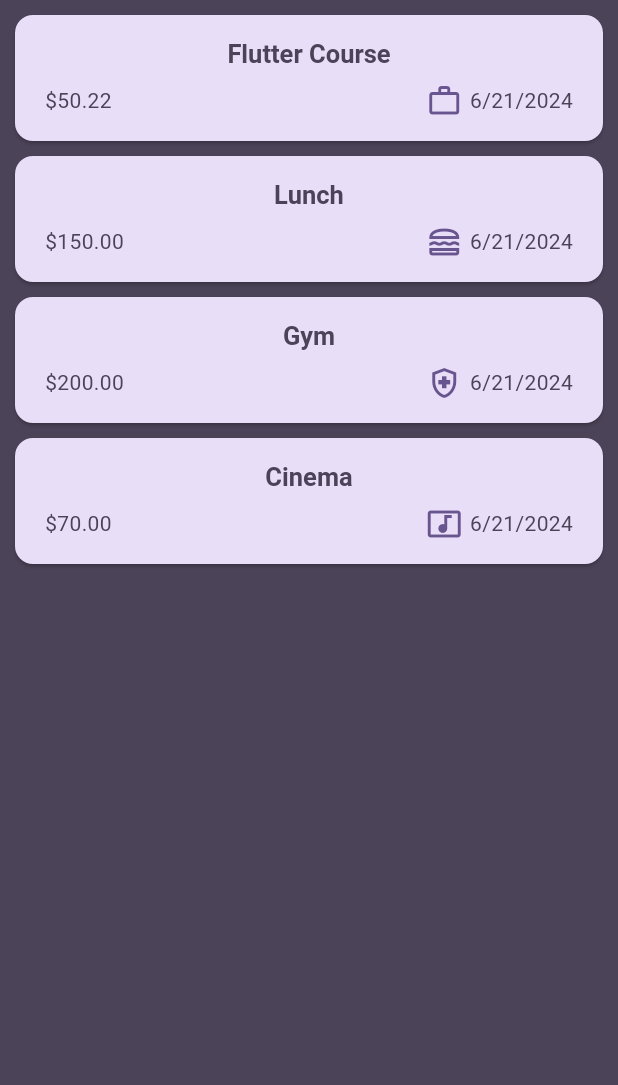
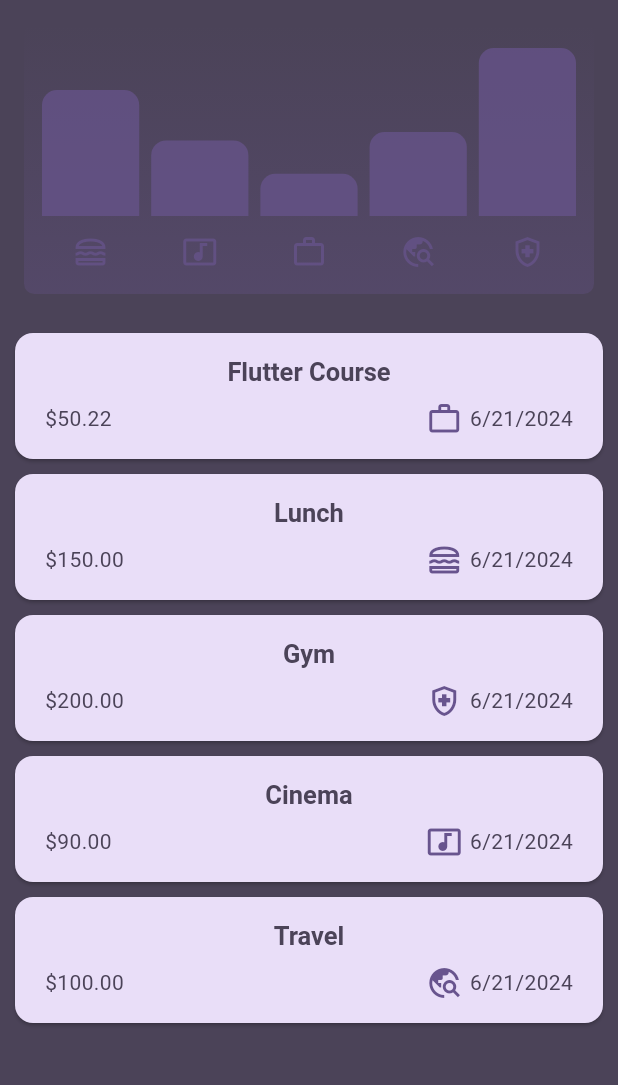
Before and after one commit to noura2tarek/expenses_app, a Flutter app: the screen it shows after launch, on a phone screen of 412 x 824 dp, the part 84-1169 px from its top. Run offline on Flutter 3.47's test engine with Material 3 defaults, Android fonts, the phone set to English and light mode, and no system bars.

Commit message:
make expense bucket & chart bar

```diff
--- /dev/null
+++ b/lib/models/expense_bucket_model.dart
@@ -0,0 +1,28 @@
+// Expense bucket model
+import 'expense_model.dart';
+
+class ExpenseBucket {
+  final Category category;
+  final List<ExpenseModel> expenses;
+
+  ExpenseBucket(this.category, this.expenses);
+
+  ExpenseBucket.forCategory(
+      List<ExpenseModel> allExpenses,
+      this.category,
+      ) : expenses = allExpenses
+      .where((element) => element.category == category)
+      .toList();
+
+
+  // total expenses getter
+  double get totalExpenses {
+    double sum =0;
+    for(var expense in expenses) {
+      sum = sum + expense.amount;
+    }
+    return sum;
+  }
+
+
+}
--- a/lib/models/expense_model.dart
+++ b/lib/models/expense_model.dart
@@ -2,8 +2,9 @@ import 'package:flutter/material.dart';
 import 'package:intl/intl.dart';
 import 'package:uuid/uuid.dart';
 
-final dateFormat = DateFormat.yMd();
-const uuid = Uuid();
+final dateFormat = DateFormat.yMd();  // format date // 6/21/2021
+const uuid = Uuid();  // use uuid package to generate unique id for every expense
+
 enum Category {
   Food,
   Work,
@@ -13,13 +14,11 @@ enum Category {
 }
 
 const categoryIcons = {
-
-  Category.Food : Icons.lunch_dining_outlined,
-  Category.Work : Icons.work_outline,
-  Category.Travel : Icons.travel_explore_outlined,
-  Category.Health : Icons.health_and_safety_outlined,
-  Category.Entertainment : Icons.music_video_outlined,
-
+  Category.Food: Icons.lunch_dining_outlined,
+  Category.Work: Icons.work_outline,
+  Category.Travel: Icons.travel_explore_outlined,
+  Category.Health: Icons.health_and_safety_outlined,
+  Category.Entertainment: Icons.music_video_outlined,
 };
 
 class ExpenseModel {
--- a/lib/view/screens/home_screen.dart
+++ b/lib/view/screens/home_screen.dart
@@ -3,6 +3,8 @@ import 'package:expenses_app/models/expense_model.dart';
 import 'package:expenses_app/view/widgets/expenses_list.dart';
 import 'package:expenses_app/view/widgets/new_expense.dart';
 import 'package:flutter/material.dart';
+
+import '../widgets/chart.dart';
 
 class HomeScreen extends StatefulWidget {
   const HomeScreen({super.key});
@@ -30,9 +32,15 @@ class _HomeScreenState extends State<HomeScreen> {
         category: Category.Health),
     ExpenseModel(
       title: AppStrings.cinema,
-      amount: 70.0,
+      amount: 90.0,
       date: DateTime.now(),
       category: Category.Entertainment,
+    ),
+    ExpenseModel(
+      title: 'Travel',
+      amount: 100.0,
+      date: DateTime.now(),
+      category: Category.Travel,
     ),
   ];
 
@@ -73,6 +81,7 @@ class _HomeScreenState extends State<HomeScreen> {
       ),
       body: Column(
         children: [
+          Chart(expenses: _registeredExpenses,),
           Expanded(
             child: ExpensesList(
               expensesList: _registeredExpenses,
--- a/lib/view/widgets/chart.dart
+++ b/lib/view/widgets/chart.dart
@@ -0,0 +1,91 @@
+import 'package:flutter/material.dart';
+import '../../models/expense_bucket_model.dart';
+import '../../models/expense_model.dart';
+import 'chart_bar.dart';
+
+class Chart extends StatelessWidget {
+  const Chart({Key? key, required this.expenses}) : super(key: key);
+  final List<ExpenseModel> expenses;
+
+  // get buckets for all categories
+  List<ExpenseBucket> get buckets {
+    return [
+      ExpenseBucket.forCategory(expenses, Category.Food),
+      ExpenseBucket.forCategory(expenses, Category.Entertainment),
+      ExpenseBucket.forCategory(expenses, Category.Work),
+      ExpenseBucket.forCategory(expenses, Category.Travel),
+      ExpenseBucket.forCategory(expenses, Category.Health),
+    ];
+  }
+
+// get max total expenses
+  double get maxTotalExpenses {
+    double maxTotalExpenses = 0;
+    for (var element in buckets) {
+      if (element.totalExpenses > maxTotalExpenses) {
+        maxTotalExpenses = element.totalExpenses;
+      }
+    }
+    return maxTotalExpenses;
+  }
+
+  @override
+  Widget build(BuildContext context) {
+    // to get the brightness of the platform
+    final bool isDarkMode =
+        MediaQuery.of(context).platformBrightness == Brightness.dark;
+
+    return Container(
+      margin: EdgeInsetsDirectional.all(16.0),
+      padding: EdgeInsets.symmetric(vertical: 16.0, horizontal: 8.0),
+      width: double.infinity,
+      height: 180.0,
+      decoration: BoxDecoration(
+          borderRadius: BorderRadius.circular(7.0),
+          gradient: LinearGradient(
+            colors: [
+              Theme.of(context).colorScheme.primary.withOpacity(0.3),
+              Theme.of(context).colorScheme.primary.withOpacity(0.0),
+            ],
+            begin: Alignment.bottomCenter,
+            end: Alignment.topCenter,
+          )),
+      child: Column(
+        children: [
+          Expanded(
+            child: Row(
+              crossAxisAlignment: CrossAxisAlignment.end,
+              children: [
+                for (final element in buckets)
+                  ChartBar(
+                    fill: element.totalExpenses == 0
+                        ? 0
+                        : element.totalExpenses / maxTotalExpenses,
+                  ),
+              ],
+            ),
+          ),
+          SizedBox(
+            height: 12.0,
+          ),
+          Row(
+            children: buckets
+                .map((e) => Expanded(
+                        child: Padding(
+                      padding: EdgeInsets.symmetric(horizontal: 4),
+                      child: Icon(
+                        categoryIcons[e.category],
+                        color: isDarkMode
+                            ? Theme.of(context).colorScheme.primary.withOpacity(0.8)
+                            : Theme.of(context)
+                                .colorScheme
+                                .primary
+                                .withOpacity(0.7),
+                      ),
+                    ),),).toList(),
+          ),
+        ],
+      ),
+    );
+  }
+}
--- a/lib/view/widgets/chart_bar.dart
+++ b/lib/view/widgets/chart_bar.dart
@@ -0,0 +1,31 @@
+import 'package:flutter/material.dart';
+
+class ChartBar extends StatelessWidget {
+  const ChartBar({Key? key, required this.fill}) : super(key: key);
+  final double fill;
+
+  @override
+  Widget build(BuildContext context) {
+    // to get the brightness of the application
+    final bool isDarkMode =
+        MediaQuery.of(context).platformBrightness == Brightness.dark;
+    return Expanded(
+      child: Padding(
+        padding: const EdgeInsets.symmetric(horizontal: 4.0),
+        child: FractionallySizedBox(
+          heightFactor: fill,
+          child: DecoratedBox(
+            decoration: BoxDecoration(
+              borderRadius: BorderRadius.vertical(
+                top: Radius.circular(10),
+              ),
+              color: isDarkMode
+                  ? Theme.of(context).colorScheme.primaryContainer // secondary
+                  : Theme.of(context).colorScheme.primary.withOpacity(0.7),
+            ),
+          ),
+        ),
+      ),
+    );
+  }
+}
```
